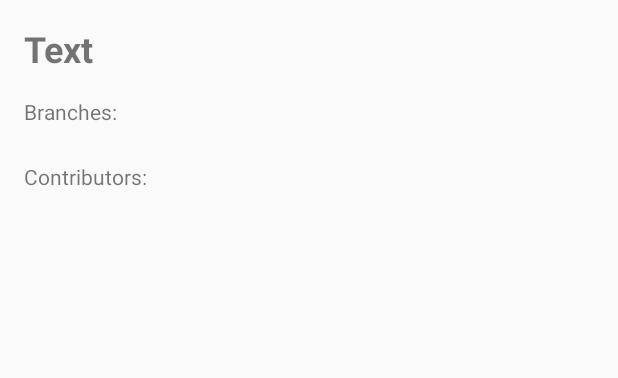
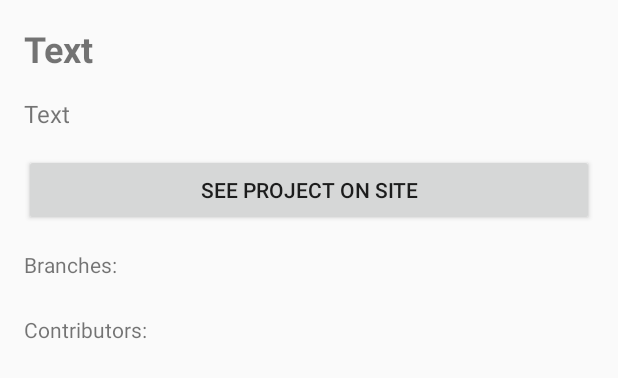
Before and after one commit to OxionAz/MVP_Project, an Android app: the layout fragment_repo_info.xml on its own in the app's theme, with its tools: preview values and no code run, on a phone screen of 412 x 824 dp. Shown: the top 378 px of the screen. Run offline under Robolectric (Android 15) with nearby library versions, the phone set to English and light mode, and no system bars.

Commit message:
Some changes

```diff
--- a/app/src/main/java/com/example/oxionaz/mvpproject/model/sources/MapperDTO.java
+++ b/app/src/main/java/com/example/oxionaz/mvpproject/model/sources/MapperDTO.java
@@ -18,6 +18,7 @@ public class MapperDTO {
             item.setOwner(object.getOwnerDTO().getLogin());
             item.setLanguage(object.getLanguage());
             item.setHtml_url(object.getHtmlUrl());
+            item.setDescription(object.getDescription());
             return item;
         } else return null;
     }
--- a/app/src/main/java/com/example/oxionaz/mvpproject/other/App.java
+++ b/app/src/main/java/com/example/oxionaz/mvpproject/other/App.java
@@ -5,7 +5,6 @@ import android.support.multidex.MultiDex;
 
 import com.example.oxionaz.mvpproject.other.di.AppComponent;
 import com.example.oxionaz.mvpproject.other.di.DaggerAppComponent;
-import com.example.oxionaz.mvpproject.other.util.ConstManager;
 import com.raizlabs.android.dbflow.config.FlowConfig;
 import com.raizlabs.android.dbflow.config.FlowManager;
 import com.yandex.metrica.YandexMetrica;
--- a/app/src/main/res/layout/fragment_repo_info.xml
+++ b/app/src/main/res/layout/fragment_repo_info.xml
@@ -9,10 +9,29 @@
         android:id="@+id/name"
         android:layout_width="match_parent"
         android:layout_height="wrap_content"
-        android:padding="@dimen/activity_horizontal_margin"
+        android:paddingLeft="@dimen/activity_horizontal_margin"
+        android:paddingRight="@dimen/activity_horizontal_margin"
+        android:paddingTop="@dimen/activity_horizontal_margin"
         android:textStyle="bold"
         android:textSize="24sp"
         android:text="@string/text"/>
+
+    <TextView
+        android:id="@+id/description"
+        android:layout_width="match_parent"
+        android:layout_height="wrap_content"
+        android:paddingLeft="@dimen/activity_horizontal_margin"
+        android:paddingRight="@dimen/activity_horizontal_margin"
+        android:paddingTop="@dimen/activity_horizontal_margin"
+        android:textSize="16sp"
+        android:text="@string/text"/>
+
+    <Button
+        android:id="@+id/link"
+        android:layout_width="match_parent"
+        android:layout_height="wrap_content"
+        android:layout_margin="@dimen/activity_horizontal_margin"
+        android:text="@string/see"/>
 
     <ScrollView
         android:layout_width="match_parent"
--- a/app/src/main/res/values/strings.xml
+++ b/app/src/main/res/values/strings.xml
@@ -2,11 +2,12 @@
     <string name="app_name">MVP Project</string>
     <string name="text">Text</string>
     <string name="base_url">https://api.github.com/</string>
-    <string name="Info_text">Enter your owner\nto see list of repositories</string>
+    <string name="Info_text">Enter your login\nto see list of repositories</string>
     <string name="request_button">Make request</string>
     <string name="error_text">We can`t to get list of repositories.\nTry again please</string>
-    <string name="standart_user">andrey7mel</string>
+    <string name="standart_user">oxionaz</string>
     <string name="branches">Branches:</string>
     <string name="contributors">Contributors:</string>
     <string name="yandex_api_key">c34b3185-a3ff-448b-8fb8-96a5bdb24d50</string>
+    <string name="see">See project on site</string>
 </resources>
```
Also changed, not shown: app/src/main/java/com/example/oxionaz/mvpproject/model/sources/db/models/Repository.java (+11 -0 lines), app/src/main/java/com/example/oxionaz/mvpproject/other/util/ConstManager.java (deleted, +0 -12 lines), app/src/main/java/com/example/oxionaz/mvpproject/view/ui/fragments/RepoInfoFragment.java (+21 -2 lines), app/src/main/java/com/example/oxionaz/mvpproject/view/ui/fragments/RepoListFragment.java (+8 -3 lines), app/src/main/java/com/example/oxionaz/mvpproject/view/ui/fragments/vh/RepoListVH.java (+12 -2 lines), app/src/main/res/layout/fragment_repo_list.xml (+18 -3 lines), app/src/main/ic_launcher-web.png (added), app/src/main/res/drawable-hdpi/github.png (added), app/src/main/res/drawable-mdpi/github.png (added), app/src/main/res/drawable-xhdpi/github.png (added), app/src/main/res/mipmap-hdpi/ic_launcher.png, app/src/main/res/mipmap-mdpi/ic_launcher.png, app/src/main/res/mipmap-xhdpi/ic_launcher.png, app/src/main/res/mipmap-xxhdpi/ic_launcher.png, 1 more files.
